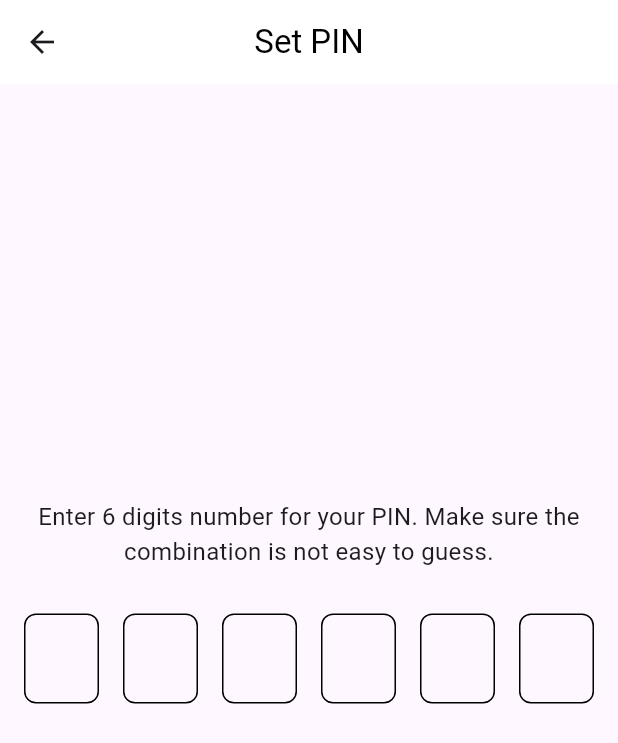
After one commit to AbzalkhonAkramov/Flight_booking, a Flutter app: the SetPinPage screen opened by its route, on a phone screen of 412 x 824 dp. The commit adds this screen. Shown: the top 743 px of the screen. Run offline on Flutter 3.47's test engine with Material 3 defaults, Android fonts, the phone set to English and light mode, and no system bars; our stand-ins replace font_awesome_flutter.

Commit message:
finished app

```diff
--- a/lib/core/utils/route_generator.dart
+++ b/lib/core/utils/route_generator.dart
@@ -6,13 +6,14 @@ import 'package:flight_booking_app/presentation/auth/pages/signin_page.dart';
 import 'package:flight_booking_app/presentation/auth/pages/transaction_details_page.dart';
 import 'package:flight_booking_app/presentation/home/pages/home_page.dart';
 import 'package:flight_booking_app/presentation/main_page.dart';
+import 'package:flight_booking_app/presentation/settings/pages/set_pin_page.dart';
 import 'package:flight_booking_app/presentation/settings/pages/settings_email_and_number_page.dart';
 import 'package:flight_booking_app/presentation/settings/pages/settings_language_page.dart';
 import 'package:flight_booking_app/presentation/settings/pages/settings_notification_page.dart';
 import 'package:flight_booking_app/presentation/settings/pages/settings_page.dart';
 import 'package:flight_booking_app/presentation/settings/pages/settings_security_delete_account_page.dart';
 import 'package:flight_booking_app/presentation/settings/pages/settings_security_page.dart';
-import 'package:flight_booking_app/presentation/settings/pages/settings_security_pin_page.dart';
+import 'package:flight_booking_app/presentation/settings/pages/confirm_pin_page.dart';
 import 'package:flutter/material.dart';
 
 import '../../presentation/auth/pages/signup_page.dart';
@@ -47,7 +48,7 @@ class AppRoute {
         return MaterialPageRoute(builder: (_) => const SettingsLanguagePage());
       case RouteNames.settingsSecurityPinPage:
         return MaterialPageRoute(
-            builder: (_) => const SettingsSecurityPinPage());
+            builder: (_) => const SetPinPage());
       case RouteNames.settingsEmailAndNumberPage:
         return MaterialPageRoute(
             builder: (_) => const SettingsEmailAndNumberPage());
--- /dev/null
+++ b/lib/presentation/settings/pages/set_pin_page.dart
@@ -0,0 +1,103 @@
+import 'package:flight_booking_app/presentation/settings/pages/confirm_pin_page.dart';
+import 'package:flutter/material.dart';
+
+class SetPinPage extends StatefulWidget {
+  const SetPinPage({Key? key}) : super(key: key);
+
+  @override
+  State<SetPinPage> createState() => _SetPinPageState();
+}
+
+class _SetPinPageState extends State<SetPinPage> {
+  final TextEditingController _pinController = TextEditingController();
+  final FocusNode _focusNode = FocusNode();
+
+  @override
+  void initState() {
+    super.initState();
+    _focusNode.requestFocus(); // Automatically focus on the input field
+  }
+
+  void _navigateToConfirmPin() {
+    if (_pinController.text.length == 6) {
+      Navigator.push(
+        context,
+        MaterialPageRoute(
+          builder: (context) => ConfirmPinPage(pin: _pinController.text),
+        ),
+      );
+    }
+  }
+
+  @override
+  Widget build(BuildContext context) {
+    return Scaffold(
+      appBar: AppBar(
+        title: const Text('Set PIN', style: TextStyle(color: Colors.black)),
+        backgroundColor: Colors.white,
+        elevation: 0,
+        centerTitle: true,
+      ),
+      body: Column(
+        mainAxisAlignment: MainAxisAlignment.center,
+        children: [
+          const Padding(
+            padding: EdgeInsets.symmetric(horizontal: 20),
+            child: Text(
+              'Enter 6 digits number for your PIN. Make sure the combination is not easy to guess.',
+              textAlign: TextAlign.center,
+              style: TextStyle(fontSize: 16),
+            ),
+          ),
+          const SizedBox(height: 30),
+          GestureDetector(
+            onTap: () => _focusNode.requestFocus(), // Focus on the input
+            child: Row(
+              mainAxisAlignment: MainAxisAlignment.spaceEvenly,
+              children: List.generate(6, (index) {
+                return Container(
+                  height: 60,
+                  width: 50,
+                  alignment: Alignment.center,
+                  decoration: BoxDecoration(
+                    border: Border.all(color: Colors.black),
+                    borderRadius: BorderRadius.circular(8),
+                  ),
+                  child: Text(
+                    _pinController.text.length > index
+                        ? _pinController.text[index]
+                        : '',
+                    style: const TextStyle(
+                      fontSize: 24,
+                      fontWeight: FontWeight.bold,
+                    ),
+                  ),
+                );
+              }),
+            ),
+          ),
+          const SizedBox(height: 30),
+
+          TextField(
+            controller: _pinController,
+            focusNode: _focusNode,
+            keyboardType: TextInputType.number,
+            maxLength: 6,
+            style: const TextStyle(color: Colors.transparent, height: 0.01),
+            cursorColor: Colors.transparent,
+            decoration: const InputDecoration(
+              counterText: '', // Remove the character counter
+              border: InputBorder.none, // Remove input underline
+            ),
+            onChanged: (value) {
+              setState(() {});
+              if (value.length == 6) {
+                _navigateToConfirmPin();
+              }
+            },
+          ),
+        ],
+      ),
+    );
+  }
+}
```
Also changed, not shown: lib/presentation/settings/pages/confirm_pin_page.dart (added, +107 -0 lines), lib/presentation/settings/pages/settings_security_pin_page.dart (deleted, +0 -54 lines).
